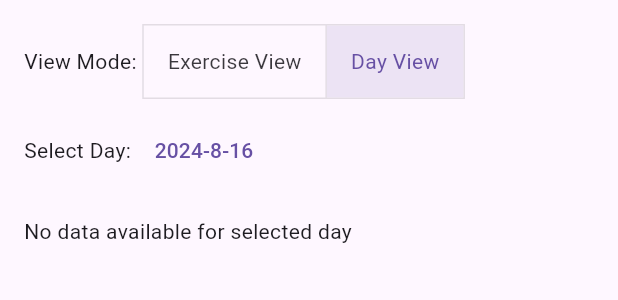
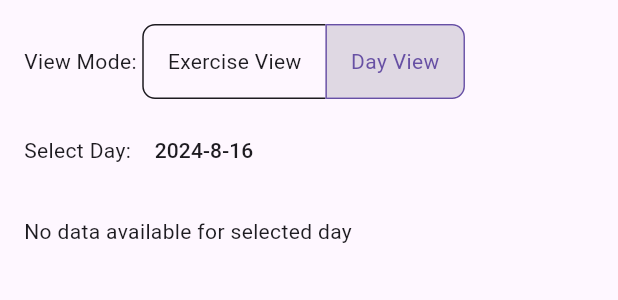
Before and after one commit to andreped/IronFlow, a Flutter app: the SummaryTab widget shown alone on an empty page, opened directly with empty values, on a phone screen of 412 x 824 dp. Shown: the top 300 px of the screen. Run offline on Flutter 3.47's test engine with Material 3 defaults, Android fonts, the phone set to English and light mode, and no system bars; our stand-ins replace fl_chart, sqflite, table_calendar; accounts and stored records are empty.

Commit message:
Cleaned up colors in summary tab

```diff
--- a/lib/tabs/summary.dart
+++ b/lib/tabs/summary.dart
@@ -54,17 +54,18 @@ class _SummaryTabState extends State<SummaryTab> {
           },
           headerStyle: HeaderStyle(
             formatButtonVisible: false,
+            titleTextStyle: TextStyle(color: Theme.of(context).colorScheme.primary),
           ),
           calendarStyle: CalendarStyle(
             todayDecoration: BoxDecoration(
-              color: Colors.blueAccent,
+              color: Theme.of(context).colorScheme.secondary,
               shape: BoxShape.circle,
             ),
             selectedDecoration: BoxDecoration(
-              color: Colors.orange,
+              color: Theme.of(context).colorScheme.primary,
               shape: BoxShape.circle,
             ),
-            todayTextStyle: TextStyle(color: Colors.white),
+            todayTextStyle: TextStyle(color: Theme.of(context).colorScheme.onBackground),
             markersMaxCount: 1,
           ),
           calendarBuilders: CalendarBuilders(
@@ -76,7 +77,7 @@ class _SummaryTabState extends State<SummaryTab> {
                     height: 40,
                     decoration: BoxDecoration(
                       border: Border.all(
-                        color: Colors.red,
+                        color: Theme.of(context).colorScheme.secondary,
                         width: 2.0,
                       ),
                       shape: BoxShape.circle,
@@ -121,6 +122,12 @@ class _SummaryTabState extends State<SummaryTab> {
 
   @override
   Widget build(BuildContext context) {
+    final theme = Theme.of(context);
+    final cardColor = theme.cardColor;
+    final secondaryColor = theme.colorScheme.secondary;
+    final primaryColor = theme.colorScheme.primary;
+    final textColor = theme.textTheme.bodyLarge?.color ?? Colors.black;
+
     return Padding(
       padding: const EdgeInsets.all(16.0),
       child: SingleChildScrollView(
@@ -142,6 +149,12 @@ class _SummaryTabState extends State<SummaryTab> {
                       }
                     });
                   },
+                  color: textColor,
+                  selectedColor: primaryColor,
+                  fillColor: secondaryColor.withOpacity(0.2),
+                  borderColor: textColor,
+                  selectedBorderColor: primaryColor,
+                  borderRadius: BorderRadius.circular(8),
                   children: const <Widget>[
                     Padding(
                       padding: EdgeInsets.symmetric(horizontal: 16.0),
@@ -162,7 +175,7 @@ class _SummaryTabState extends State<SummaryTab> {
                       const Text('Select Exercise: '),
                       TextButton(
                         onPressed: () => _showExerciseSelectionModal(context),
-                        child: Text(_selectedExercise ?? 'None'),
+                        child: Text(_selectedExercise ?? 'None', style: TextStyle(color: textColor)),
                       ),
                     ],
                   )
@@ -172,14 +185,14 @@ class _SummaryTabState extends State<SummaryTab> {
                       TextButton(
                         onPressed: () => _showCalendarModal(context),
                         child: Text(
-                            '${widget.selectedDay.year}-${widget.selectedDay.month}-${widget.selectedDay.day}'),
+                            '${widget.selectedDay.year}-${widget.selectedDay.month}-${widget.selectedDay.day}', style: TextStyle(color: textColor)),
                       ),
                     ],
                   ),
             const SizedBox(height: 20),
             _isExerciseView && _selectedExercise != null
                 ? _dailyRecords.isEmpty
-                    ? const Text('No data available for selected exercise')
+                    ? Text('No data available for selected exercise', style: TextStyle(color: textColor))
                     : Column(
                         crossAxisAlignment: CrossAxisAlignment.start,
                         children: _dailyRecords.entries.map((entry) {
@@ -188,18 +201,23 @@ class _SummaryTabState extends State<SummaryTab> {
 
                           return Card(
                             margin: const EdgeInsets.symmetric(vertical: 8.0),
+                            color: cardColor,
                             child: Column(
                               crossAxisAlignment: CrossAxisAlignment.start,
                               children: [
                                 Container(
                                   padding: const EdgeInsets.all(8.0),
                                   decoration: BoxDecoration(
-                                    color: Colors.blue[100],
+                                    color: primaryColor.withOpacity(0.2),
                                     borderRadius: BorderRadius.vertical(top: Radius.circular(4)),
                                   ),
                                   child: Text(
                                     '${day.year}-${day.month}-${day.day}',
-                                    style: TextStyle(fontWeight: FontWeight.bold, fontSize: 16),
+                                    style: TextStyle(
+                                      fontWeight: FontWeight.bold,
+                                      fontSize: 16,
+                                      color: primaryColor,
+                                    ),
                                   ),
                                 ),
                                 ...records.map((record) {
@@ -215,16 +233,16 @@ class _SummaryTabState extends State<SummaryTab> {
                         }).toList(),
                       )
                 : _isExerciseView
-                    ? const Text('Please select an exercise to view data.')
+                    ? Text('Please select an exercise to view data.', style: TextStyle(color: textColor))
                     : FutureBuilder<Map<String, dynamic>>(
                         future: _dbHelper.getSummaryForDay(widget.selectedDay),
                         builder: (context, snapshot) {
                           if (snapshot.connectionState == ConnectionState.waiting) {
                             return const CircularProgressIndicator();
                           } else if (snapshot.hasError) {
-                            return Text('Error: ${snapshot.error}');
+                            return Text('Error: ${snapshot.error}', style: TextStyle(color: textColor));
                           } else if (!snapshot.hasData || snapshot.data!.isEmpty) {
-                            return const Text('No data available for selected day');
+                            return Text('No data available for selected day', style: TextStyle(color: textColor));
                           }
 
                           final summaryData = snapshot.data!;
@@ -242,10 +260,12 @@ class _SummaryTabState extends State<SummaryTab> {
                                   details['records'] as List<Map<String, dynamic>>;
 
                               return Card(
+                                color: cardColor,
                                 child: ExpansionTile(
-                                  title: Text(exercise),
+                                  title: Text(exercise, style: TextStyle(color: textColor)),
                                   subtitle: Text(
-                                      'Total Weight: ${totalWeight.toStringAsFixed(1)} kg, Sets: $totalSets, Reps: $totalReps, Avg Weight per Set: ${avgWeight.toStringAsFixed(1)} kg'),
+                                      'Total Weight: ${totalWeight.toStringAsFixed(1)} kg, Total Sets: $totalSets, Total Reps: $totalReps, Avg Weight: ${avgWeight.toStringAsFixed(1)} kg',
+                                      style: TextStyle(color: textColor)),
                                   children: records.map((record) {
                                     return ListTile(
                                       title: Text(
```
